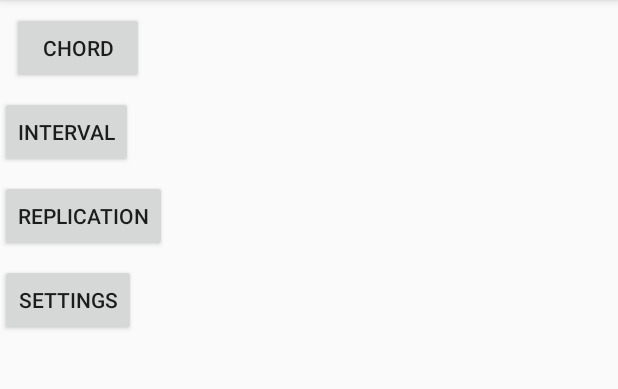
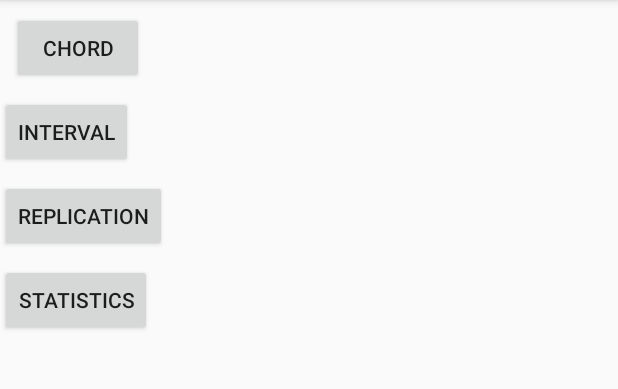
Before and after one commit to tesla-code/MobileMagic, an Android app: the screen it shows after launch (MainActivity), on a phone screen of 412 x 824 dp, the part 84-473 px from its top. Run offline under Robolectric (Android 15) with nearby library versions, the phone set to English and light mode, and no system bars.

Commit message:
fixed minor string error

```diff
--- a/app/src/main/res/layout/content_main.xml
+++ b/app/src/main/res/layout/content_main.xml
@@ -41,7 +41,7 @@
         android:layout_width="wrap_content"
         android:layout_height="wrap_content"
         android:layout_marginTop="8dp"
-        android:text="@string/action_settings"
+        android:text="@string/button_stats"
         app:layout_constraintTop_toBottomOf="@+id/btn_replication"
         tools:layout_editor_absoluteX="161dp" />
 
```
